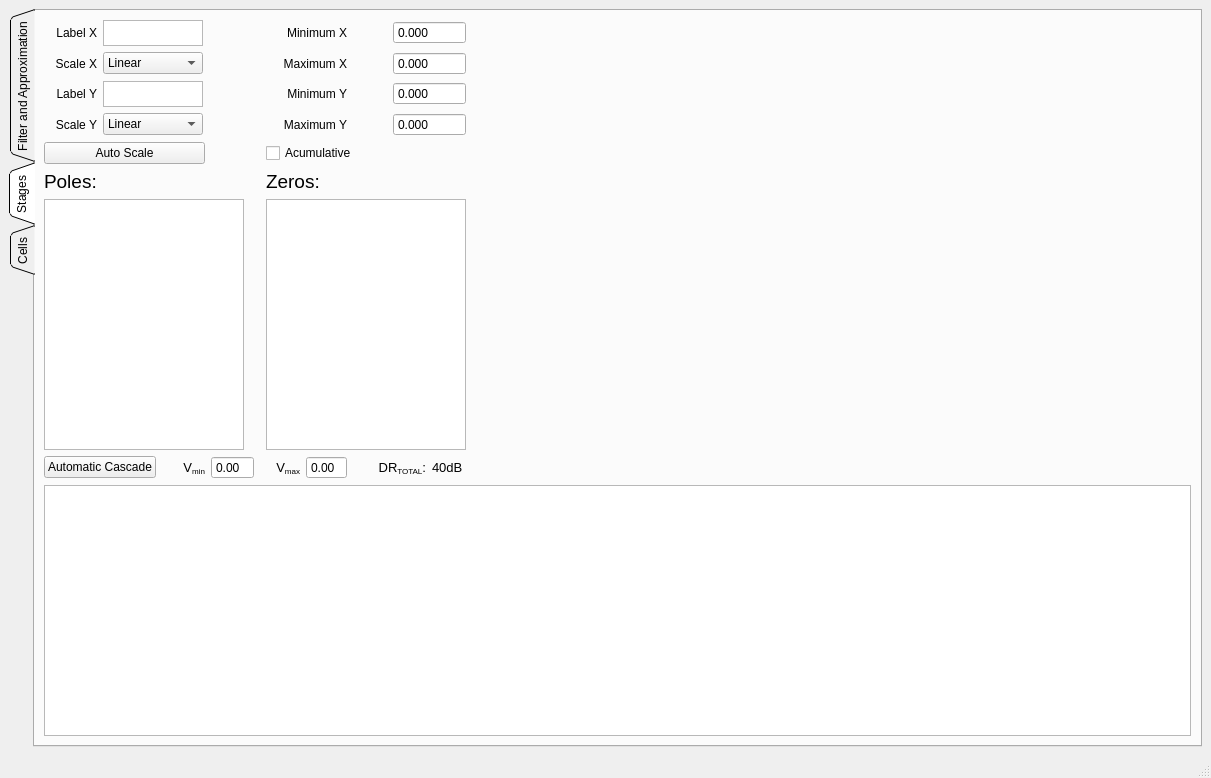
This is app/designer/main_view/main_view.ui in grupo-tc-volcan/TP4 as Qt 5 draws it before an edit. The edited form follows.
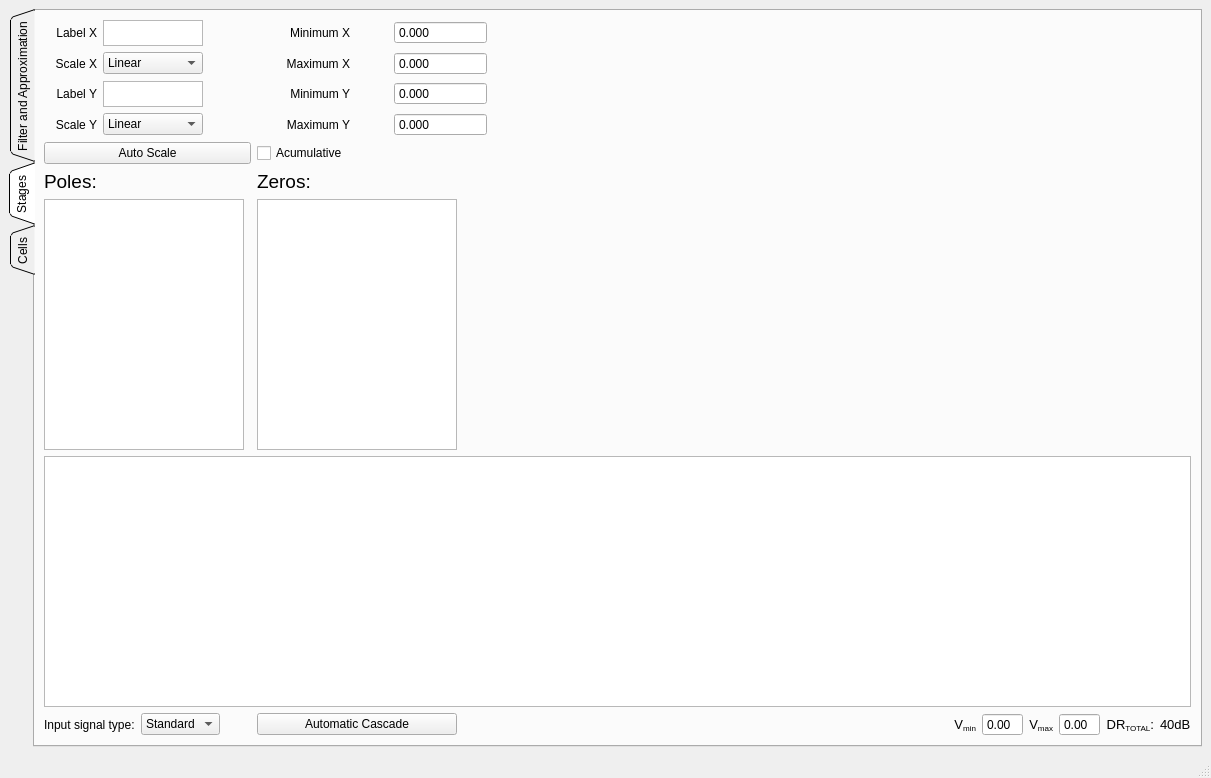
This is the edited form. The open tabs and pages were chosen to show the change. Icons and pictures are not drawn.

What changed in the file:
```diff
--- a/app/designer/main_view/main_view.ui
+++ b/app/designer/main_view/main_view.ui
@@ -30,7 +30,7 @@
   </property>
   <widget class="QWidget" name="centralwidget">
    <layout class="QGridLayout" name="gridLayout">
-    <item row="0" column="0">
+    <item row="0" column="1">
      <widget class="QTabWidget" name="process_tabs">
       <property name="tabPosition">
        <enum>QTabWidget::West</enum>
@@ -2024,7 +2024,7 @@
           </property>
          </widget>
         </item>
-        <item row="0" column="5" colspan="2">
+        <item row="0" column="4" colspan="2">
          <widget class="QLabel" name="label_76">
           <property name="maximumSize">
            <size>
@@ -2040,107 +2040,32 @@
           </property>
          </widget>
         </item>
-        <item row="2" column="5" colspan="2">
-         <widget class="QLabel" name="label_77">
-          <property name="maximumSize">
-           <size>
-            <width>93</width>
-            <height>16777215</height>
-           </size>
-          </property>
-          <property name="text">
-           <string>Minimum Y</string>
-          </property>
-          <property name="alignment">
-           <set>Qt::AlignRight|Qt::AlignTrailing|Qt::AlignVCenter</set>
-          </property>
-         </widget>
-        </item>
-        <item row="2" column="0">
-         <widget class="QLabel" name="label_79">
-          <property name="text">
-           <string>Label Y</string>
-          </property>
-          <property name="alignment">
-           <set>Qt::AlignRight|Qt::AlignTrailing|Qt::AlignVCenter</set>
-          </property>
-         </widget>
-        </item>
-        <item row="1" column="8" colspan="2">
-         <widget class="QDoubleSpinBox" name="max_x_stages">
-          <property name="maximumSize">
-           <size>
-            <width>93</width>
-            <height>16777215</height>
-           </size>
-          </property>
-          <property name="buttonSymbols">
-           <enum>QAbstractSpinBox::NoButtons</enum>
-          </property>
-          <property name="suffix">
-           <string/>
-          </property>
-          <property name="decimals">
-           <number>3</number>
-          </property>
-         </widget>
-        </item>
-        <item row="1" column="0">
-         <widget class="QLabel" name="label_75">
-          <property name="text">
-           <string>Scale X</string>
-          </property>
-          <property name="alignment">
-           <set>Qt::AlignRight|Qt::AlignTrailing|Qt::AlignVCenter</set>
-          </property>
-         </widget>
-        </item>
-        <item row="0" column="8" colspan="2">
-         <widget class="QDoubleSpinBox" name="min_x_stages">
-          <property name="maximumSize">
-           <size>
-            <width>93</width>
-            <height>16777215</height>
-           </size>
-          </property>
-          <property name="buttonSymbols">
-           <enum>QAbstractSpinBox::NoButtons</enum>
-          </property>
-          <property name="suffix">
-           <string/>
-          </property>
-          <property name="decimals">
-           <number>3</number>
-          </property>
-         </widget>
-        </item>
-        <item row="0" column="10" rowspan="8">
+        <item row="0" column="9" rowspan="7" colspan="6">
          <widget class="QStackedWidget" name="stage_plot">
           <widget class="QWidget" name="page_12"/>
           <widget class="QWidget" name="page_13"/>
          </widget>
         </item>
-        <item row="1" column="1" colspan="3">
-         <widget class="QComboBox" name="scale_x_stages">
+        <item row="0" column="6" colspan="3">
+         <widget class="QDoubleSpinBox" name="min_x_stages">
           <property name="maximumSize">
            <size>
-            <width>100</width>
+            <width>93</width>
             <height>16777215</height>
            </size>
           </property>
-          <item>
-           <property name="text">
-            <string>Linear</string>
-           </property>
-          </item>
-          <item>
-           <property name="text">
-            <string>Logarithmic</string>
-           </property>
-          </item>
+          <property name="buttonSymbols">
+           <enum>QAbstractSpinBox::NoButtons</enum>
+          </property>
+          <property name="suffix">
+           <string/>
+          </property>
+          <property name="decimals">
+           <number>3</number>
+          </property>
          </widget>
         </item>
-        <item row="1" column="5" colspan="2">
+        <item row="1" column="4" colspan="2">
          <widget class="QLabel" name="label_72">
           <property name="maximumSize">
            <size>
@@ -2156,7 +2081,47 @@
           </property>
          </widget>
         </item>
-        <item row="2" column="8" colspan="2">
+        <item row="1" column="0">
+         <widget class="QLabel" name="label_75">
+          <property name="text">
+           <string>Scale X</string>
+          </property>
+          <property name="alignment">
+           <set>Qt::AlignRight|Qt::AlignTrailing|Qt::AlignVCenter</set>
+          </property>
+         </widget>
+        </item>
+        <item row="1" column="1" colspan="3">
+         <widget class="QComboBox" name="scale_x_stages">
+          <property name="maximumSize">
+           <size>
+            <width>100</width>
+            <height>16777215</height>
+           </size>
+          </property>
+          <item>
+           <property name="text">
+            <string>Linear</string>
+           </property>
+          </item>
+          <item>
+           <property name="text">
+            <string>Logarithmic</string>
+           </property>
+          </item>
+         </widget>
+        </item>
+        <item row="2" column="0">
+         <widget class="QLabel" name="label_79">
+          <property name="text">
+           <string>Label Y</string>
+          </property>
+          <property name="alignment">
+           <set>Qt::AlignRight|Qt::AlignTrailing|Qt::AlignVCenter</set>
+          </property>
+         </widget>
+        </item>
+        <item row="2" column="6" colspan="3">
          <widget class="QDoubleSpinBox" name="min_y_stages">
           <property name="maximumSize">
            <size>
@@ -2175,10 +2140,48 @@
           </property>
          </widget>
         </item>
-        <item row="4" column="0" colspan="3">
-         <widget class="QPushButton" name="auto_scale_stages">
+        <item row="1" column="6" colspan="3">
+         <widget class="QDoubleSpinBox" name="max_x_stages">
+          <property name="maximumSize">
+           <size>
+            <width>93</width>
+            <height>16777215</height>
+           </size>
+          </property>
+          <property name="buttonSymbols">
+           <enum>QAbstractSpinBox::NoButtons</enum>
+          </property>
+          <property name="suffix">
+           <string/>
+          </property>
+          <property name="decimals">
+           <number>3</number>
+          </property>
+         </widget>
+        </item>
+        <item row="2" column="4" colspan="2">
+         <widget class="QLabel" name="label_77">
+          <property name="maximumSize">
+           <size>
+            <width>93</width>
+            <height>16777215</height>
+           </size>
+          </property>
           <property name="text">
-           <string>Auto Scale</string>
+           <string>Minimum Y</string>
+          </property>
+          <property name="alignment">
+           <set>Qt::AlignRight|Qt::AlignTrailing|Qt::AlignVCenter</set>
+          </property>
+         </widget>
+        </item>
+        <item row="2" column="1" colspan="3">
+         <widget class="QTextEdit" name="label_y_stages">
+          <property name="maximumSize">
+           <size>
+            <width>100</width>
+            <height>26</height>
+           </size>
           </property>
          </widget>
         </item>
@@ -2202,22 +2205,19 @@
           </item>
          </widget>
         </item>
-        <item row="3" column="8" colspan="2">
-         <widget class="QDoubleSpinBox" name="max_y_stages">
+        <item row="3" column="4" colspan="2">
+         <widget class="QLabel" name="label_74">
           <property name="maximumSize">
            <size>
             <width>93</width>
             <height>16777215</height>
            </size>
           </property>
-          <property name="buttonSymbols">
-           <enum>QAbstractSpinBox::NoButtons</enum>
+          <property name="text">
+           <string>Maximum Y</string>
           </property>
-          <property name="suffix">
-           <string/>
-          </property>
-          <property name="decimals">
-           <number>3</number>
+          <property name="alignment">
+           <set>Qt::AlignRight|Qt::AlignTrailing|Qt::AlignVCenter</set>
           </property>
          </widget>
         </item>
@@ -2231,6 +2231,39 @@
           </property>
          </widget>
         </item>
+        <item row="3" column="6" colspan="3">
+         <widget class="QDoubleSpinBox" name="max_y_stages">
+          <property name="maximumSize">
+           <size>
+            <width>93</width>
+            <height>16777215</height>
+           </size>
+          </property>
+          <property name="buttonSymbols">
+           <enum>QAbstractSpinBox::NoButtons</enum>
+          </property>
+          <property name="suffix">
+           <string/>
+          </property>
+          <property name="decimals">
+           <number>3</number>
+          </property>
+         </widget>
+        </item>
+        <item row="4" column="0" colspan="4">
+         <widget class="QPushButton" name="auto_scale_stages">
+          <property name="text">
+           <string>Auto Scale</string>
+          </property>
+         </widget>
+        </item>
+        <item row="4" column="4" colspan="2">
+         <widget class="QCheckBox" name="accumulative_plot">
+          <property name="text">
+           <string>Acumulative</string>
+          </property>
+         </widget>
+        </item>
         <item row="5" column="0">
          <widget class="QLabel" name="label_70">
           <property name="text">
@@ -2238,13 +2271,6 @@
           </property>
          </widget>
         </item>
-        <item row="5" column="5" colspan="2">
-         <widget class="QLabel" name="label_71">
-          <property name="text">
-           <string>&lt;html&gt;&lt;head/&gt;&lt;body&gt;&lt;p&gt;&lt;span style=&quot; font-size:14pt;&quot;&gt;Zeros:&lt;/span&gt;&lt;/p&gt;&lt;/body&gt;&lt;/html&gt;</string>
-          </property>
-         </widget>
-        </item>
         <item row="6" column="0" colspan="4">
          <widget class="QListView" name="poles_list">
           <property name="maximumSize">
@@ -2255,23 +2281,21 @@
           </property>
          </widget>
         </item>
-        <item row="3" column="5" colspan="2">
-         <widget class="QLabel" name="label_74">
-          <property name="maximumSize">
-           <size>
-            <width>93</width>
-            <height>16777215</height>
-           </size>
+        <item row="5" column="4">
+         <widget class="QLabel" name="label_71">
+          <property name="text">
+           <string>&lt;html&gt;&lt;head/&gt;&lt;body&gt;&lt;p&gt;&lt;span style=&quot; font-size:14pt;&quot;&gt;Zeros:&lt;/span&gt;&lt;/p&gt;&lt;/body&gt;&lt;/html&gt;</string>
           </property>
+         </widget>
+        </item>
+        <item row="8" column="0" colspan="2">
+         <widget class="QLabel" name="label_83">
           <property name="text">
-           <string>Maximum Y</string>
+           <string>Input signal type:</string>
           </property>
-          <property name="alignment">
-           <set>Qt::AlignRight|Qt::AlignTrailing|Qt::AlignVCenter</set>
-          </property>
          </widget>
         </item>
-        <item row="6" column="5" colspan="5">
+        <item row="6" column="4" colspan="3">
          <widget class="QListView" name="zeros_list">
           <property name="maximumSize">
            <size>
@@ -2281,84 +2305,7 @@
           </property>
          </widget>
         </item>
-        <item row="7" column="0" colspan="2">
-         <widget class="QPushButton" name="automatic_cascade">
-          <property name="text">
-           <string>Automatic Cascade</string>
-          </property>
-         </widget>
-        </item>
-        <item row="7" column="3">
-         <widget class="QDoubleSpinBox" name="min_x_stages_3">
-          <property name="maximumSize">
-           <size>
-            <width>93</width>
-            <height>16777215</height>
-           </size>
-          </property>
-          <property name="buttonSymbols">
-           <enum>QAbstractSpinBox::NoButtons</enum>
-          </property>
-          <property name="suffix">
-           <string/>
-          </property>
-          <property name="decimals">
-           <number>2</number>
-          </property>
-         </widget>
-        </item>
-        <item row="7" column="2">
-         <widget class="QLabel" name="label_80">
-          <property name="maximumSize">
-           <size>
-            <width>93</width>
-            <height>16777215</height>
-           </size>
-          </property>
-          <property name="text">
-           <string>&lt;html&gt;&lt;head/&gt;&lt;body&gt;&lt;p align=&quot;right&quot;&gt;&lt;span style=&quot; font-size:10pt;&quot;&gt;V&lt;/span&gt;&lt;span style=&quot; font-size:10pt; vertical-align:sub;&quot;&gt;min&lt;/span&gt;&lt;/p&gt;&lt;/body&gt;&lt;/html&gt;</string>
-          </property>
-          <property name="alignment">
-           <set>Qt::AlignRight|Qt::AlignTrailing|Qt::AlignVCenter</set>
-          </property>
-         </widget>
-        </item>
-        <item row="7" column="4" colspan="2">
-         <widget class="QLabel" name="label_82">
-          <property name="maximumSize">
-           <size>
-            <width>93</width>
-            <height>16777215</height>
-           </size>
-          </property>
-          <property name="text">
-           <string>&lt;html&gt;&lt;head/&gt;&lt;body&gt;&lt;p align=&quot;right&quot;&gt;&lt;span style=&quot; font-size:10pt;&quot;&gt;V&lt;/span&gt;&lt;span style=&quot; font-size:10pt; vertical-align:sub;&quot;&gt;max&lt;/span&gt;&lt;/p&gt;&lt;/body&gt;&lt;/html&gt;</string>
-          </property>
-          <property name="alignment">
-           <set>Qt::AlignRight|Qt::AlignTrailing|Qt::AlignVCenter</set>
-          </property>
-         </widget>
-        </item>
-        <item row="7" column="6">
-         <widget class="QDoubleSpinBox" name="max_x_stages_3">
-          <property name="maximumSize">
-           <size>
-            <width>93</width>
-            <height>16777215</height>
-           </size>
-          </property>
-          <property name="buttonSymbols">
-           <enum>QAbstractSpinBox::NoButtons</enum>
-          </property>
-          <property name="suffix">
-           <string/>
-          </property>
-          <property name="decimals">
-           <number>2</number>
-          </property>
-         </widget>
-        </item>
-        <item row="8" column="0" colspan="11">
+        <item row="7" column="0" colspan="15">
          <widget class="QColumnView" name="stages_list">
           <property name="dragEnabled">
            <bool>true</bool>
@@ -2371,24 +2318,126 @@
           </property>
          </widget>
         </item>
-        <item row="7" column="7" colspan="2">
+        <item row="8" column="8" colspan="2">
+         <widget class="QLabel" name="label_80">
+          <property name="maximumSize">
+           <size>
+            <width>93</width>
+            <height>16777215</height>
+           </size>
+          </property>
+          <property name="text">
+           <string>&lt;html&gt;&lt;head/&gt;&lt;body&gt;&lt;p align=&quot;right&quot;&gt;&lt;span style=&quot; font-size:10pt;&quot;&gt;V&lt;/span&gt;&lt;span style=&quot; font-size:10pt; vertical-align:sub;&quot;&gt;min&lt;/span&gt;&lt;/p&gt;&lt;/body&gt;&lt;/html&gt;</string>
+          </property>
+          <property name="alignment">
+           <set>Qt::AlignRight|Qt::AlignTrailing|Qt::AlignVCenter</set>
+          </property>
+         </widget>
+        </item>
+        <item row="8" column="10">
+         <widget class="QDoubleSpinBox" name="min_x_stages_3">
+          <property name="maximumSize">
+           <size>
+            <width>93</width>
+            <height>16777215</height>
+           </size>
+          </property>
+          <property name="buttonSymbols">
+           <enum>QAbstractSpinBox::NoButtons</enum>
+          </property>
+          <property name="suffix">
+           <string/>
+          </property>
+          <property name="decimals">
+           <number>2</number>
+          </property>
+         </widget>
+        </item>
+        <item row="8" column="12">
+         <widget class="QDoubleSpinBox" name="max_x_stages_3">
+          <property name="maximumSize">
+           <size>
+            <width>93</width>
+            <height>16777215</height>
+           </size>
+          </property>
+          <property name="buttonSymbols">
+           <enum>QAbstractSpinBox::NoButtons</enum>
+          </property>
+          <property name="suffix">
+           <string/>
+          </property>
+          <property name="decimals">
+           <number>2</number>
+          </property>
+         </widget>
+        </item>
+        <item row="8" column="11">
+         <widget class="QLabel" name="label_82">
+          <property name="maximumSize">
+           <size>
+            <width>93</width>
+            <height>16777215</height>
+           </size>
+          </property>
+          <property name="text">
+           <string>&lt;html&gt;&lt;head/&gt;&lt;body&gt;&lt;p align=&quot;right&quot;&gt;&lt;span style=&quot; font-size:10pt;&quot;&gt;V&lt;/span&gt;&lt;span style=&quot; font-size:10pt; vertical-align:sub;&quot;&gt;max&lt;/span&gt;&lt;/p&gt;&lt;/body&gt;&lt;/html&gt;</string>
+          </property>
+          <property name="alignment">
+           <set>Qt::AlignRight|Qt::AlignTrailing|Qt::AlignVCenter</set>
+          </property>
+         </widget>
+        </item>
+        <item row="8" column="13">
          <widget class="QLabel" name="label_81">
           <property name="text">
            <string>&lt;html&gt;&lt;head/&gt;&lt;body&gt;&lt;p align=&quot;right&quot;&gt;&lt;span style=&quot; font-size:10pt;&quot;&gt;DR&lt;/span&gt;&lt;span style=&quot; font-size:10pt; vertical-align:sub;&quot;&gt;TOTAL&lt;/span&gt;&lt;span style=&quot; font-size:10pt;&quot;&gt;:&lt;/span&gt;&lt;/p&gt;&lt;/body&gt;&lt;/html&gt;</string>
           </property>
          </widget>
         </item>
-        <item row="7" column="9">
+        <item row="8" column="14">
          <widget class="QLabel" name="order_2">
           <property name="text">
            <string>&lt;html&gt;&lt;head/&gt;&lt;body&gt;&lt;p&gt;&lt;span style=&quot; font-size:10pt;&quot;&gt;40dB&lt;/span&gt;&lt;/p&gt;&lt;/body&gt;&lt;/html&gt;</string>
           </property>
          </widget>
         </item>
-        <item row="4" column="5" colspan="3">
-         <widget class="QCheckBox" name="accumulative_plot">
+        <item row="8" column="7">
+         <spacer name="horizontalSpacer">
+          <property name="orientation">
+           <enum>Qt::Horizontal</enum>
+          </property>
+          <property name="sizeHint" stdset="0">
+           <size>
+            <width>40</width>
+            <height>20</height>
+           </size>
+          </property>
+         </spacer>
+        </item>
+        <item row="8" column="2">
+         <widget class="QComboBox" name="comboBox">
+          <item>
+           <property name="text">
+            <string>Standard</string>
+           </property>
+          </item>
+          <item>
+           <property name="text">
+            <string>High</string>
+           </property>
+          </item>
+          <item>
+           <property name="text">
+            <string>Low</string>
+           </property>
+          </item>
+         </widget>
+        </item>
+        <item row="8" column="4" colspan="3">
+         <widget class="QPushButton" name="automatic_cascade">
           <property name="text">
-           <string>Acumulative</string>
+           <string>Automatic Cascade</string>
           </property>
          </widget>
         </item>
```
Left out of the diff: 10 changed lines with no effect on the pictures.
